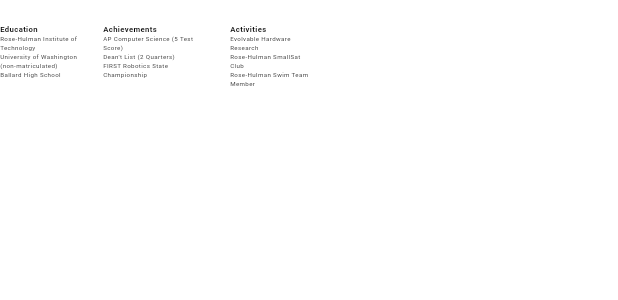
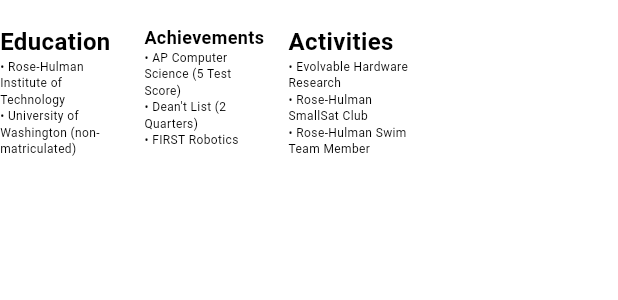
Before and after one commit to tbioren/tbioren.github.io, a Flutter app: the About widget shown alone on an empty page, opened directly, on a phone screen of 412 x 824 dp. Shown: the top 300 px of the screen. Run offline on Flutter 3.47's test engine with Material 3 defaults, Android fonts, the phone set to English and light mode, and no system bars; drawn by our look-alikes of auto_size_text; our stand-ins replace flutter_svg, visibility_detector.

Commit message:
added autosizetext

```diff
--- a/lib/elements/body_element.dart
+++ b/lib/elements/body_element.dart
@@ -55,10 +55,7 @@
 
   @override
   Widget build(BuildContext context) {
-    return SizedBox(
-      width: MediaQuery.of(context).size.width * 0.8,
-      height: MediaQuery.of(context).size.height,
-      child: Column(
+    return Column(
       mainAxisAlignment: MainAxisAlignment.center,
       crossAxisAlignment: CrossAxisAlignment.center,
       children: <Widget>[
@@ -67,39 +64,48 @@
           onVisibilityChanged: (VisibilityInfo info) {
             controller.forward();
           },
+          child: SizedBox(
+            width: MediaQuery.of(context).size.width * 0.7,
+            // height: MediaQuery.of(context).size.height * 0.4,
             child: Opacity(
               opacity: animation.value,
-              child: Text(
+              child: AutoSizeText(
                 _title,
-                textAlign: TextAlign.end,
-                style: TextStyle(
+                maxFontSize: 100,
+                minFontSize: 24,
+                textAlign: TextAlign.start,
+                style: const TextStyle(
                   color: Colors.black,
                   fontStyle: FontStyle.normal,
                   fontWeight: FontWeight.bold,
-                  fontSize: MediaQuery.of(context).size.width / 50,
+                  fontSize: 24,
                 ),
               ),
             ),
           ),
-          Opacity(
+        ),
+        SizedBox(
+          width: MediaQuery.of(context).size.width * 0.7,
+          // height: MediaQuery.of(context).size.height * 0.4,
+          child: Opacity(
             opacity: animation.value,
             child: AutoSizeText(
               _bodyParagraph,
-              textAlign: TextAlign.justify,
+              textAlign: TextAlign.start,
               maxFontSize: 100,
               minFontSize: 12,
               maxLines: 4,
-              style: TextStyle(
+              style: const TextStyle(
                 color: Colors.black,
                 fontStyle: FontStyle.normal,
                 fontWeight: FontWeight.normal,
-                fontSize: 24,
+                fontSize: 16,
+              ),
             ),
           ),
         ),
         _child,
       ],
-      ),
     );
   }
 }
--- a/lib/elements/project.dart
+++ b/lib/elements/project.dart
@@ -53,7 +53,7 @@
               children: [
                 Image.asset(
                   image,
-                  width: MediaQuery.of(context).size.width * 0.15,
+                  width: MediaQuery.of(context).size.height * 0.15,
                   height: MediaQuery.of(context).size.height * 0.15,
                 ),
                 Expanded(
--- a/lib/main.dart
+++ b/lib/main.dart
@@ -3,9 +3,9 @@
 import 'package:flutter/material.dart';
 import 'package:website/elements/body_element.dart';
 import 'package:website/elements/project.dart';
+import 'package:website/sections/skills.dart';
 
 import 'sections/about.dart';
-import 'sections/skills.dart';
 import 'sections/projects.dart';
 import 'sections/title_screen.dart';
 
--- a/lib/sections/about.dart
+++ b/lib/sections/about.dart
@@ -1,3 +1,4 @@
+import 'package:auto_size_text/auto_size_text.dart';
 import 'package:flutter/material.dart';
 import 'package:visibility_detector/visibility_detector.dart';
 
@@ -30,7 +31,8 @@
   Widget build(BuildContext context) {
     // debugPrint("about");
     return SizedBox(
-      width: MediaQuery.of(context).size.width * 0.5,
+      width: MediaQuery.of(context).size.width * 0.7,
+      height: MediaQuery.of(context).size.height * 0.8,
       child: VisibilityDetector(
         key: const Key("Skills Specifics"),
         onVisibilityChanged: (VisibilityInfo info) {
@@ -38,8 +40,8 @@
         },
         child: Opacity(
           opacity: animation.value,
-          child: Padding(
-            padding: const EdgeInsets.only(top: 16.0),
+          child: const Padding(
+            padding: EdgeInsets.only(top: 16.0),
             child: Row(
               mainAxisSize: MainAxisSize.max,
               mainAxisAlignment: MainAxisAlignment.start,
@@ -48,93 +50,111 @@
                 // Languages
                 Expanded(
                   child: Padding(
-                    padding: const EdgeInsets.only(right: 16),
+                    padding: EdgeInsets.only(right: 16),
                     child: Column(
                       crossAxisAlignment: CrossAxisAlignment.start,
                       mainAxisAlignment: MainAxisAlignment.start,
                       children: <Widget>[
-                        Text(
+                        AutoSizeText(
                           "Education",
+                          maxFontSize: 100,
+                          minFontSize: 12,
+                          maxLines: 1,
                           textAlign: TextAlign.left,
                           style: TextStyle(
                             color: Colors.black,
                             fontStyle: FontStyle.normal,
                             fontWeight: FontWeight.bold,
-                            fontSize: MediaQuery.of(context).size.width / 80,
+                            fontSize: 16,
                           ),
                         ),
-                        Text(
-                          "Rose-Hulman Institute of Technology\nUniversity of Washington (non-matriculated)\nBallard High School",
+                        AutoSizeText(
+                          "• Rose-Hulman Institute of Technology\n• University of Washington (non-matriculated)\n• Ballard High School",
+                          maxFontSize: 100,
+                          minFontSize: 8,
+                          maxLines: 6,
                           style: TextStyle(
                               color: Colors.black,
                               fontStyle: FontStyle.normal,
                               fontWeight: FontWeight.normal,
-                            fontSize: MediaQuery.of(context).size.width / 100,
-                          ),
+                              fontSize: 16),
                         ),
                       ],
                     ),
                   ),
                 ),
-                // Tools
+                // Achievements
                 Expanded(
+                  child: Padding(
+                    padding: EdgeInsets.only(right: 16),
                     child: Column(
                       crossAxisAlignment: CrossAxisAlignment.start,
                       mainAxisAlignment: MainAxisAlignment.start,
                       children: <Widget>[
-                      Text(
+                        AutoSizeText(
                           "Achievements",
+                          maxFontSize: 100,
+                          minFontSize: 12,
+                          maxLines: 1,
                           textAlign: TextAlign.left,
                           style: TextStyle(
                             color: Colors.black,
                             fontStyle: FontStyle.normal,
                             fontWeight: FontWeight.bold,
-                          fontSize: MediaQuery.of(context).size.width / 80,
+                            fontSize: 16,
                           ),
                         ),
-                      Text(
-                        "AP Computer Science (5 Test Score)\nDean't List (2 Quarters)\nFIRST Robotics State Championship",
+                        AutoSizeText(
+                          "• AP Computer Science (5 Test Score)\n• Dean't List (2 Quarters)\n• FIRST Robotics State Championship",
+                          maxFontSize: 100,
+                          minFontSize: 8,
+                          maxLines: 6,
                           style: TextStyle(
                               color: Colors.black,
                               fontStyle: FontStyle.normal,
                               fontWeight: FontWeight.normal,
-                          fontSize: MediaQuery.of(context).size.width / 100,
-                        ),
+                              fontSize: 16),
                         ),
                       ],
                     ),
                   ),
-                // Skills
+                ),
+                // Activities
                 Expanded(
                   child: Padding(
-                    padding: const EdgeInsets.only(left: 16),
+                    padding: EdgeInsets.only(right: 16),
                     child: Column(
                       crossAxisAlignment: CrossAxisAlignment.start,
                       mainAxisAlignment: MainAxisAlignment.start,
                       children: <Widget>[
-                        Text(
+                        AutoSizeText(
                           "Activities",
+                          maxFontSize: 100,
+                          minFontSize: 12,
+                          maxLines: 1,
                           textAlign: TextAlign.left,
                           style: TextStyle(
                             color: Colors.black,
                             fontStyle: FontStyle.normal,
                             fontWeight: FontWeight.bold,
-                            fontSize: MediaQuery.of(context).size.width / 80,
+                            fontSize: 16,
                           ),
                         ),
-                        Text(
-                          "Evolvable Hardware Research\nRose-Hulman SmallSat Club\nRose-Hulman Swim Team Member",
+                        AutoSizeText(
+                          "• Evolvable Hardware Research\n• Rose-Hulman SmallSat Club\n• Rose-Hulman Swim Team Member",
+                          maxFontSize: 100,
+                          minFontSize: 8,
+                          maxLines: 6,
                           style: TextStyle(
                               color: Colors.black,
                               fontStyle: FontStyle.normal,
                               fontWeight: FontWeight.normal,
-                            fontSize: MediaQuery.of(context).size.width / 100,
-                          ),
+                              fontSize: 16),
                         ),
                       ],
                     ),
                   ),
-                )
+                ),
               ],
             ),
           ),
```
Also changed, not shown: lib/sections/skills.dart (+54 -29 lines). Lines whose indentation alone changed are shown as unchanged.
